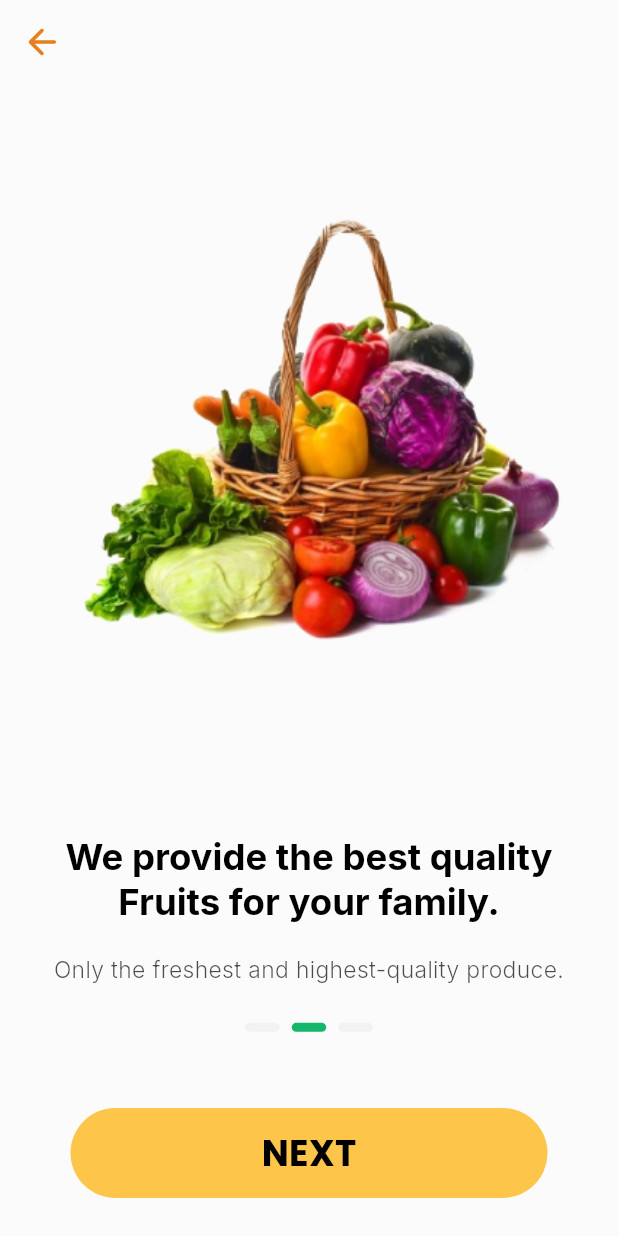
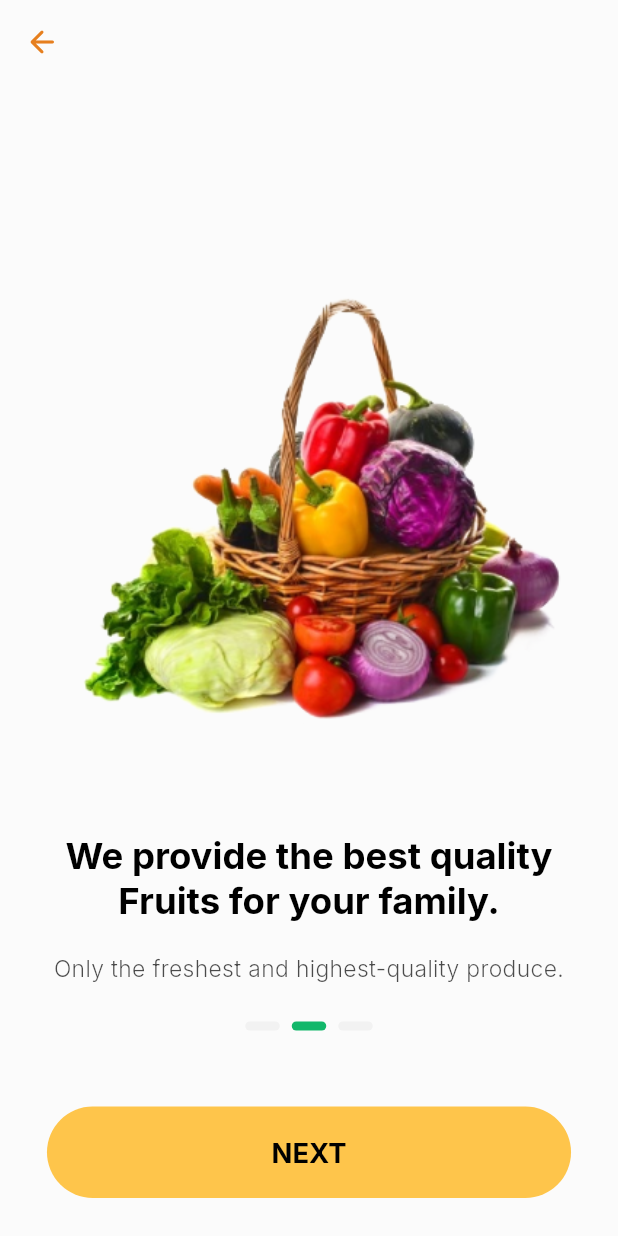
Before and after one commit to Paularezk3/grocery_app, a Flutter app: the screen it shows after launch, after a tap on "NEXT", on a phone screen of 412 x 824 dp. Run offline on Flutter 3.47's test engine with Material 3 defaults, Android fonts, the phone set to English and light mode, and no system bars; drawn by our look-alikes of smooth_page_indicator; our stand-ins replace flutter_bloc, flutter_screenutil, google_fonts.

Commit message:
feat(design of sign up page)
done
1) the design
2) basic functionality

todo:
1) the validation
2) confetti
3) bloc and backend

```diff
--- /dev/null
+++ b/lib/common/components/default_back_icon.dart
@@ -0,0 +1,27 @@
+import 'package:flutter/material.dart';
+
+import '../../core/themes/app_colors.dart';
+
+class DefaultBackIcon extends StatelessWidget {
+  final Color iconColor;
+  final double iconSize;
+  final void Function() onPressed;
+  const DefaultBackIcon(
+      {super.key,
+      this.iconColor = AppColors.white,
+      this.iconSize = 28,
+      required this.onPressed});
+
+  @override
+  Widget build(BuildContext context) {
+    return IconButton(
+      icon: Icon(
+        Icons.arrow_back_rounded,
+        color: iconColor,
+      ),
+      onPressed: () {
+        onPressed();
+      },
+    );
+  }
+}
--- a/lib/common/components/primary_button.dart
+++ b/lib/common/components/primary_button.dart
@@ -1,38 +1,50 @@
+import 'package:flutter/cupertino.dart';
 import 'package:flutter/material.dart';
-import 'package:google_fonts/google_fonts.dart';
+import 'package:flutter_screenutil/flutter_screenutil.dart';
 import 'package:grocery_app/core/themes/app_colors.dart';
 
 class PrimaryButton extends StatelessWidget {
   final String text;
-  final VoidCallback onPressed;
+  final VoidCallback? onPressed;
+  final bool isLoading;
 
   const PrimaryButton({
     super.key,
     required this.text,
     required this.onPressed,
+    this.isLoading = false,
   });
 
   @override
   Widget build(BuildContext context) {
     return GestureDetector(
-      onTap: onPressed,
+      onTap: isLoading ? null : onPressed,
       child: Container(
-        width: 318, // Fixed width
-        height: 60, // Fixed height
+        width: 318.w,
+        height: 60.h,
         decoration: BoxDecoration(
-          color: AppColors.lightYellow, // AppColors.yellow
-          borderRadius: BorderRadius.circular(32), // Rounded corners
+          color: isLoading ? AppColors.lightGrey : AppColors.lightYellow,
+          borderRadius: BorderRadius.circular(32),
         ),
-        alignment: Alignment.center, // Center aligned
-        child: Text(
-          text.toUpperCase(),
-          style: GoogleFonts.poppins(
-            fontWeight: FontWeight.w700, // Weight 700
-            fontSize: 24, // Font size 24px
-            color: Colors.black, // AppColors.blackText
-          ),
-        ),
+        alignment: Alignment.center,
+        child: isLoading
+            ? _buildLoadingIndicator(context)
+            : Text(
+                text.toUpperCase(),
+                style: Theme.of(context).textTheme.headlineSmall?.copyWith(
+                      color: isLoading ? AppColors.lightGrey : Colors.black,
+                    ),
+              ),
       ),
     );
   }
+
+  Widget _buildLoadingIndicator(BuildContext context) {
+    final isIOS = Theme.of(context).platform == TargetPlatform.iOS;
+    return isIOS
+        ? const CupertinoActivityIndicator() // Cupertino spinner for iOS
+        : const CircularProgressIndicator(
+            valueColor: AlwaysStoppedAnimation<Color>(Colors.white),
+          ); // Material spinner for Android
+  }
 }
--- a/lib/common/components/secondary_button.dart
+++ b/lib/common/components/secondary_button.dart
@@ -1,5 +1,6 @@
 import 'package:flutter/material.dart';
-import 'package:google_fonts/google_fonts.dart';
+import 'package:flutter_screenutil/flutter_screenutil.dart';
+import '../../core/themes/app_colors.dart';
 
 class SecondaryButton extends StatelessWidget {
   final String text;
@@ -22,8 +23,8 @@ class SecondaryButton extends StatelessWidget {
   @override
   Widget build(BuildContext context) {
     return SizedBox(
-      width: width,
-      height: height,
+      width: width.w,
+      height: height.h,
       child: ElevatedButton(
         onPressed: onPressed,
         style: ElevatedButton.styleFrom(
@@ -37,11 +38,10 @@ class SecondaryButton extends StatelessWidget {
         ),
         child: Text(
           text.toUpperCase(),
-          style: GoogleFonts.poppins(
-            fontWeight: FontWeight.w700, // Weight 700
-            fontSize: 24, // Font size 24px
-            color: textColor, // AppColors.blackText
-          ),
+          style: Theme.of(context)
+              .textTheme
+              .headlineSmall!
+              .copyWith(color: AppColors.whiteText),
           textAlign: TextAlign.center,
         ),
       ),
--- a/lib/common/components/secondary_outlined_button.dart
+++ b/lib/common/components/secondary_outlined_button.dart
@@ -1,6 +1,5 @@
 import 'package:flutter/material.dart';
-import 'package:google_fonts/google_fonts.dart';
-import 'package:grocery_app/core/themes/app_colors.dart';
+import 'package:flutter_screenutil/flutter_screenutil.dart';
 
 class SecondaryOutlinedButton extends StatelessWidget {
   final String text;
@@ -23,8 +22,8 @@ class SecondaryOutlinedButton extends StatelessWidget {
   @override
   Widget build(BuildContext context) {
     return SizedBox(
-      width: width,
-      height: height,
+      width: width.w,
+      height: height.h,
       child: OutlinedButton(
         onPressed: onPressed,
         style: OutlinedButton.styleFrom(
@@ -35,12 +34,8 @@ class SecondaryOutlinedButton extends StatelessWidget {
           ),
         ),
         child: Text(
-          text,
-          style: GoogleFonts.poppins(
-            fontWeight: FontWeight.w700, // Weight 700
-            fontSize: 24, // Font size 24px
-            color: AppColors.blackText, // AppColors.blackText
-          ),
+          text.toUpperCase(),
+          style: Theme.of(context).textTheme.headlineSmall!.copyWith(),
           textAlign: TextAlign.center,
         ),
       ),
--- a/lib/common/strings.dart
+++ b/lib/common/strings.dart
@@ -8,4 +8,5 @@ class Strings {
   static const onBoardingFruitsPhoto = "$_imagesPath/on_boarding_fruits.png";
   static const onBoardingDeliveryPhoto =
       "$_imagesPath/on_boarding_delivery.png";
+  static const signUpPhoto = "$_imagesPath/sign_up.png";
 }
--- a/lib/core/themes/app_colors.dart
+++ b/lib/core/themes/app_colors.dart
@@ -5,7 +5,7 @@ class AppColors {
   static const Color orange = Color(0xFFE67F1E);
   static const Color gPercent = Color(0xFF12B76A);
   static const Color white = Color(0xFFFBFBFB);
-
+  static const Color black = Color(0xFF000000);
   static const Color lightGrey = Color(0xFFF2F2F2);
 
   static final Color notReallyBlackText =
--- a/lib/core/themes/app_theme.dart
+++ b/lib/core/themes/app_theme.dart
@@ -1,4 +1,5 @@
 import 'package:flutter/material.dart';
+import 'package:flutter_screenutil/flutter_screenutil.dart';
 import 'package:google_fonts/google_fonts.dart';
 
 class AppTheme {
@@ -13,39 +14,39 @@ class AppTheme {
         elevation: 0,
         centerTitle: true,
         titleTextStyle: GoogleFonts.inter(
-          fontSize: 20,
+          fontSize: 20.sp,
           fontWeight: FontWeight.w600,
           color: Colors.white,
         ),
       ),
       textTheme: TextTheme(
         headlineLarge: GoogleFonts.inter(
-          fontSize: 24,
+          fontSize: 24.sp,
           fontWeight: FontWeight.w700,
           color: Colors.black,
         ),
-        headlineMedium: GoogleFonts.inter(
-          fontSize: 28,
+        headlineMedium: GoogleFonts.poppins(
+          fontSize: 28.sp,
           fontWeight: FontWeight.bold,
           color: Colors.black,
         ),
         headlineSmall: GoogleFonts.inter(
-          fontSize: 18,
+          fontSize: 18.sp,
           fontWeight: FontWeight.w700,
           color: Colors.black87,
         ),
         bodyLarge: GoogleFonts.inter(
-          fontSize: 16,
+          fontSize: 16.sp,
           fontWeight: FontWeight.w500,
           color: Colors.black,
         ),
         bodyMedium: GoogleFonts.inter(
-          fontSize: 14,
+          fontSize: 14.sp,
           fontWeight: FontWeight.normal,
           color: Colors.black54,
         ),
         labelLarge: GoogleFonts.inter(
-          fontSize: 16,
+          fontSize: 16.sp,
           fontWeight: FontWeight.w600,
           color: Colors.white,
         ),
--- a/lib/features/onboarding/presentation/pages/onboarding_screen.dart
+++ b/lib/features/onboarding/presentation/pages/onboarding_screen.dart
@@ -1,5 +1,6 @@
 import 'package:flutter/material.dart';
 import 'package:flutter_screenutil/flutter_screenutil.dart';
+import 'package:grocery_app/common/components/default_back_icon.dart';
 import 'package:grocery_app/common/components/primary_button.dart';
 import 'package:grocery_app/common/components/secondary_button.dart';
 import 'package:grocery_app/common/components/secondary_outlined_button.dart';
@@ -58,7 +59,7 @@ class _OnboardingPageState extends State<OnboardingPage> {
             text: 'Create An Account',
             onPressed: () {
               // Handle secondary button action
-              Navigator.pushReplacementNamed(context, RouteNames.login);
+              Navigator.pushNamed(context, RouteNames.signUp);
             },
           ),
         ),
@@ -78,7 +79,7 @@ class _OnboardingPageState extends State<OnboardingPage> {
                     text: 'Login',
                     onPressed: () {
                       // Handle secondary button action
-                      Navigator.pushReplacementNamed(context, RouteNames.login);
+                      Navigator.pushNamed(context, RouteNames.login);
                     },
                   )
                 : PrimaryButton(
@@ -140,19 +141,15 @@ class _OnboardingPageState extends State<OnboardingPage> {
       elevation: 0,
       leading: _currentPage == 0
           ? null
-          : IconButton(
+          : DefaultBackIcon(
+              iconColor: AppColors.orange,
+              iconSize: 28,
               onPressed: () {
                 _pageController.previousPage(
                   duration: const Duration(milliseconds: 300),
                   curve: Curves.easeInOutCubic,
                 );
-              },
-              icon: Icon(
-                Icons.arrow_back_rounded,
-                color: AppColors.orange,
-                size: 28,
-              ),
-            ),
+              }),
     );
   }
 }
--- a/lib/features/onboarding/presentation/widgets/onboarding_content.dart
+++ b/lib/features/onboarding/presentation/widgets/onboarding_content.dart
@@ -28,9 +28,11 @@ class OnboardingContent extends StatelessWidget {
           Expanded(
             flex: 3,
             child: AnimatedCrossFade(
-              firstChild: Image.asset(
-                Strings.onBoardingFruitsPhoto,
-                fit: BoxFit.contain,
+              firstChild: Center(
+                child: Image.asset(
+                  Strings.onBoardingFruitsPhoto,
+                  fit: BoxFit.contain,
+                ),
               ),
               secondChild: Center(
                 child: Image.asset(
--- a/lib/main.dart
+++ b/lib/main.dart
@@ -1,4 +1,5 @@
 import 'package:flutter/material.dart';
+import 'package:flutter/services.dart';
 import 'package:flutter_bloc/flutter_bloc.dart';
 import 'package:flutter_screenutil/flutter_screenutil.dart';
 import 'package:grocery_app/features/onboarding/presentation/pages/onboarding_screen.dart';
@@ -7,6 +8,7 @@
 import 'core/themes/app_theme.dart';
 import 'features/login_auth/presentation/bloc/login_auth_bloc.dart';
 import 'features/onboarding/presentation/pages/splash_screen.dart';
+import 'features/sign_up_auth/presentation/pages/sign_up_page.dart';
 
 void main() {
   runApp(const GroceryApp());
@@ -17,6 +19,10 @@
 
   @override
   Widget build(BuildContext context) {
+    SystemChrome.setPreferredOrientations([
+      DeviceOrientation.portraitUp,
+      DeviceOrientation.portraitDown,
+    ]);
     return MultiBlocProvider(
       providers: [
         BlocProvider<LoginAuthBloc>(
@@ -30,14 +36,15 @@
         designSize: const Size(375, 812),
         minTextAdapt: true,
         splitScreenMode: true,
-        child: MaterialApp(
+        builder: (context, child) => MaterialApp(
           debugShowCheckedModeBanner: false,
           theme: AppTheme.lightTheme,
           initialRoute: '/splash',
           routes: {
             RouteNames.splashScreen: (context) => const SplashScreen(),
             RouteNames.onboarding: (context) => const OnboardingPage(),
-            // '/login': (context) => const LoginPage(),
+            // RouteNames.login: (context) => const LoginPage(),
+            RouteNames.signUp: (context) => const SignUpPage(),
           },
         ),
       ),
--- a/pubspec.yaml
+++ b/pubspec.yaml
@@ -18,6 +18,7 @@ dependencies:
   google_fonts: ^6.2.1
   smooth_page_indicator: ^1.2.0+3
   flutter_screenutil: ^5.9.3
+  icons_plus: ^5.0.0
 
 dev_dependencies:
   flutter_test:
@@ -33,6 +34,7 @@ flutter:
     - assets/images/fresh_fruits.png
     - assets/images/on_boarding_fruits.png
     - assets/images/on_boarding_delivery.png
+    - assets/images/sign_up.png
 
   # fonts:
   #   - family: Schyler
```
Also changed, not shown: lib/common/components/default_text_field.dart (added, +77 -0 lines), lib/features/sign_up_auth/presentation/pages/sign_up_page.dart (added, +163 -0 lines), lib/features/sign_up_auth/presentation/widgets/terms_and_conditions.dart (added, +45 -0 lines), assets/images/sign_up.png (added), pubspec.lock.
